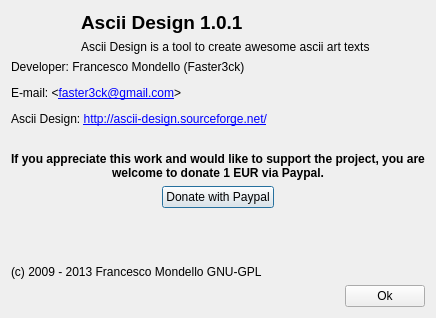
First picture: the form in ui/infodialog.ui, repository Faster3ck/Ascii-Design, before the edit.
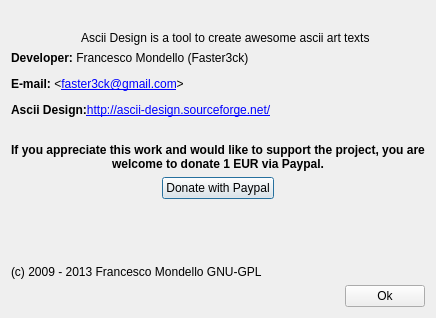
Second picture: the form after the edit. Icons and pictures are not drawn.

What changed in the file:
```diff
--- a/ui/infodialog.ui
+++ b/ui/infodialog.ui
@@ -44,7 +44,7 @@
        <item>
         <widget class="QLabel" name="label_4">
          <property name="text">
-          <string>&lt;html&gt;&lt;head/&gt;&lt;body&gt;&lt;p&gt;&lt;span style=&quot; font-size:14pt; font-weight:600;&quot;&gt;Ascii Design 1.0.1&lt;/span&gt;&lt;/p&gt;&lt;/body&gt;&lt;/html&gt;</string>
+          <string/>
          </property>
         </widget>
        </item>
@@ -62,7 +62,7 @@
    <item>
     <widget class="QLabel" name="label_2">
      <property name="text">
-      <string>&lt;html&gt;&lt;head/&gt;&lt;body&gt;&lt;p&gt;Developer: Francesco Mondello (Faster3ck)&lt;/p&gt;&lt;p&gt;E-mail: &amp;lt;&lt;a href=&quot;mailto:faster3ck@gmail.com&quot;&gt;&lt;span style=&quot; text-decoration: underline; color:#0000ff;&quot;&gt;faster3ck@gmail.com&lt;/span&gt;&lt;/a&gt;&amp;gt;&lt;/p&gt;&lt;p&gt;Ascii Design: &lt;a href=&quot;http://ascii-design.sourceforge.net/&quot;&gt;&lt;span style=&quot; text-decoration: underline; color:#0000ff;&quot;&gt;http://ascii-design.sourceforge.net/&lt;/span&gt;&lt;/a&gt;&lt;/p&gt;&lt;p align=&quot;center&quot;&gt;&lt;br/&gt;&lt;span style=&quot; font-weight:600;&quot;&gt;If you appreciate this work and would like to support the project, you are welcome to donate 1 EUR via Paypal.&lt;/span&gt;&lt;/p&gt;&lt;/body&gt;&lt;/html&gt;</string>
+      <string>&lt;html&gt;&lt;head/&gt;&lt;body&gt;&lt;p&gt;&lt;span style=&quot; font-weight:600;&quot;&gt;Developer:&lt;/span&gt; Francesco Mondello (Faster3ck)&lt;/p&gt;&lt;p&gt;&lt;span style=&quot; font-weight:600;&quot;&gt;E-mail:&lt;/span&gt; &amp;lt;&lt;a href=&quot;mailto:faster3ck@gmail.com&quot;&gt;&lt;span style=&quot; text-decoration: underline; color:#0000ff;&quot;&gt;faster3ck@gmail.com&lt;/span&gt;&lt;/a&gt;&amp;gt;&lt;/p&gt;&lt;p&gt;&lt;span style=&quot; font-weight:600;&quot;&gt;Ascii Design:&lt;/span&gt;&lt;a href=&quot;http://ascii-design.sourceforge.net/&quot;&gt;&lt;span style=&quot; text-decoration: underline; color:#0000ff;&quot;&gt;http://ascii-design.sourceforge.net/&lt;/span&gt;&lt;/a&gt;&lt;/p&gt;&lt;p align=&quot;center&quot;&gt;&lt;br/&gt;&lt;span style=&quot; font-weight:600;&quot;&gt;If you appreciate this work and would like to support the project, you are welcome to donate 1 EUR via Paypal.&lt;/span&gt;&lt;/p&gt;&lt;/body&gt;&lt;/html&gt;</string>
      </property>
      <property name="wordWrap">
       <bool>true</bool>
```
Left out of the diff: 2 changed lines with no effect on the pictures.
